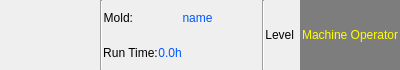
The window that custom_widgets/programhead/icprogramheadframe.ui (GaussCheng/2-5AxisPunch) describes before a commit, drawn with Qt 5.
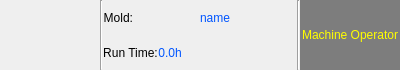
The same window after the commit. Custom widgets are drawn as their Qt base class.

The edit to the form file:
```diff
--- a/custom_widgets/programhead/icprogramheadframe.ui
+++ b/custom_widgets/programhead/icprogramheadframe.ui
@@ -143,6 +143,19 @@
          </property>
         </spacer>
        </item>
+       <item>
+        <widget class="QLabel" name="restTimeLabel">
+         <property name="styleSheet">
+          <string notr="true">color: red;</string>
+         </property>
+         <property name="text">
+          <string/>
+         </property>
+         <property name="alignment">
+          <set>Qt::AlignCenter</set>
+         </property>
+        </widget>
+       </item>
       </layout>
      </item>
     </layout>
@@ -159,16 +172,6 @@
      <property name="spacing">
       <number>6</number>
      </property>
-     <item>
-      <widget class="QLabel" name="label_2">
-       <property name="text">
-        <string>Level</string>
-       </property>
-       <property name="alignment">
-        <set>Qt::AlignRight|Qt::AlignTrailing|Qt::AlignVCenter</set>
-       </property>
-      </widget>
-     </item>
      <item>
       <widget class="PasswdLevelLabel" name="passwdLevelLabel">
        <property name="minimumSize">
```
Left out of the diff: 2 changed lines with no effect on the pictures.
